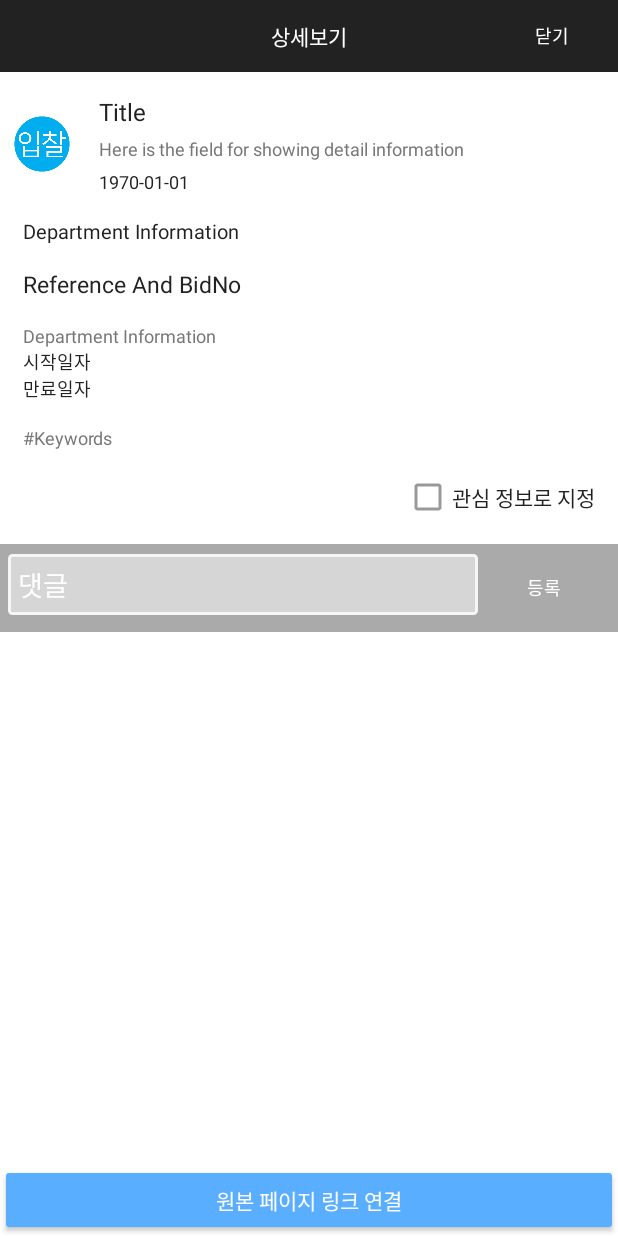
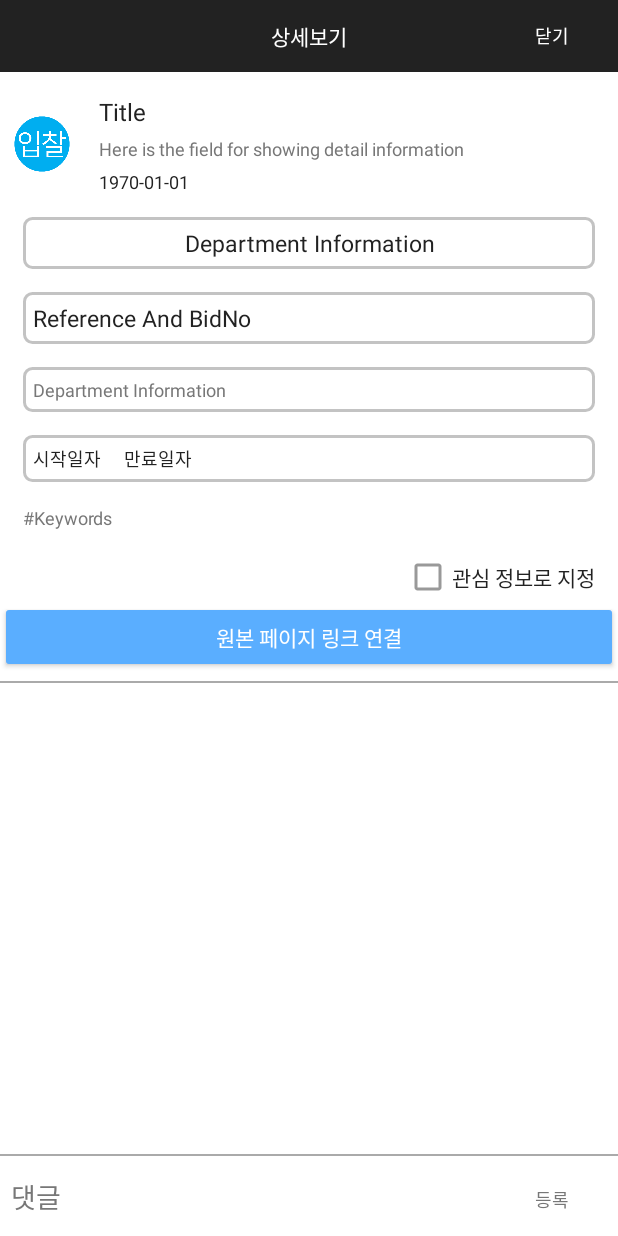
Before and after one commit to yjham2002/BidInfo, an Android app: the DetailActivity screen opened directly, with no data from a screen before it, on a phone screen of 412 x 824 dp. Run offline under Robolectric (Android 15) with nearby library versions, the phone set to English and light mode, and no system bars; 2 statements that could not run were skipped.

Commit message:
NestedScrollView added on Detail Page

```diff
--- a/app/src/main/java/com/dgu/lelab/bid/bidinfo/LoginActivity.java
+++ b/app/src/main/java/com/dgu/lelab/bid/bidinfo/LoginActivity.java
@@ -56,7 +56,7 @@ public class LoginActivity extends AppCompatActivity implements View.OnClickList
         _signup = (Button)findViewById(R.id.bt_signup_ent);
         _login.setOnClickListener(this);
         _signup.setOnClickListener(this);
-        startActivity(new Intent(this, ExpireActivity.class));
+
     }
 
 }
--- /dev/null
+++ b/app/src/main/res/drawable/bg_textview.xml
@@ -0,0 +1,13 @@
+<?xml version="1.0" encoding="utf-8"?>
+<shape xmlns:android="http://schemas.android.com/apk/res/android" >
+    <solid android:color="#FFFFFF" />
+    <stroke
+        android:width="2dip"
+        android:color="#C3C3C3" />
+    <corners android:radius="5dip" />
+    <padding
+        android:bottom="7dip"
+        android:left="7dip"
+        android:right="7dip"
+        android:top="7dip" />
+</shape>
--- a/app/src/main/res/layout/activity_detail.xml
+++ b/app/src/main/res/layout/activity_detail.xml
@@ -7,42 +7,74 @@
     android:orientation="horizontal"
     tools:context="com.dgu.lelab.bid.bidinfo.DetailActivity">
 
+
+    <LinearLayout
+        android:id="@+id/footer"
+        android:layout_width="match_parent"
+        android:layout_height="wrap_content"
+        android:layout_alignParentBottom="true"
+        android:layout_alignParentLeft="true"
+        android:layout_alignParentStart="true"
+        android:layout_alignParentRight="true"
+        android:layout_alignParentEnd="true"
+        android:orientation="vertical">
+
+        <LinearLayout
+            android:layout_width="match_parent"
+            android:background="@color/white"
+            android:orientation="vertical"
+            android:layout_height="wrap_content">
+            <View android:layout_width="match_parent"
+                android:layout_marginBottom="5dp"
+                android:background="@color/transparent_gray"
+                android:layout_height="1dp"/>
             <LinearLayout
                 android:layout_width="match_parent"
                 android:layout_height="wrap_content"
-        android:layout_alignParentTop="true"
+                android:orientation="horizontal">
+                <EditText
+                    android:layout_width="wrap_content"
+                    android:layout_weight="12"
+                    android:layout_height="wrap_content"
+                    android:layout_marginLeft="7dp"
+                    android:background="@color/white"
+                    android:textColor="@color/monsoon"
+                    android:hint="댓글"
+                    android:textColorHint="@color/monsoon"
+                    android:singleLine="true"
+                    android:id="@+id/detail_comment" />
+                <android.support.v7.widget.AppCompatButton
+                    style="@style/Widget.AppCompat.Button.Borderless"
+                    android:id="@+id/detail_submit"
+                    android:layout_weight="0"
+                    android:layout_width="wrap_content"
+                    android:layout_height="wrap_content"
+                    android:textColor="@color/monsoon"
+                    android:textSize="@dimen/default_text"
+                    android:text="등록"
+                    />
+            </LinearLayout>
+
+        </LinearLayout>
+    </LinearLayout>
+
+
+    <android.support.v4.widget.NestedScrollView
+        android:layout_width="match_parent"
+        android:layout_height="match_parent"
+        android:layout_below="@+id/frameLayout"
+        android:layout_above="@+id/footer" >
+
+        <LinearLayout
+            android:layout_width="match_parent"
+            android:layout_height="wrap_content"
             android:layout_alignParentLeft="true"
             android:layout_alignParentStart="true"
             android:layout_alignParentRight="true"
             android:layout_alignParentEnd="true"
             android:orientation="vertical"
-        android:id="@+id/linearLayout2">
-        <FrameLayout
-            android:layout_width="match_parent"
-            android:layout_height="wrap_content"
-            android:background="@color/colorPrimaryDark"
-            android:id="@+id/frameLayout">
-
-            <android.support.v7.widget.AppCompatButton
-                style="@style/Widget.AppCompat.Button.Borderless"
-                android:id="@+id/bt_exit"
-                android:layout_gravity="right"
-                android:layout_width="wrap_content"
-                android:layout_height="wrap_content"
-                android:textColor="@color/white"
-                android:textSize="@dimen/default_text"
-                android:text="닫기"
-                />
-
-            <TextView
-                android:layout_width="wrap_content"
-                android:layout_height="wrap_content"
-                android:text="상세보기"
-                android:id="@+id/titleText"
-                android:layout_gravity="center"
-                android:textColor="@color/white" />
-
-        </FrameLayout>
+            android:id="@+id/linearLayout2"
+            android:layout_below="@+id/frameLayout">
 
             <LinearLayout
                 android:layout_width="match_parent"
@@ -104,36 +136,51 @@
 
             </LinearLayout>
             <TextView
-            android:layout_width="wrap_content"
+                android:layout_width="match_parent"
+                android:gravity="center_horizontal"
+                android:background="@drawable/bg_textview"
                 android:layout_height="wrap_content"
                 android:layout_marginLeft="@dimen/default_margin"
+                android:layout_marginRight="@dimen/default_margin"
                 android:text="Department Information"
                 android:id="@+id/Dept"
                 android:textColor="@color/jet"
-            android:textSize="13dp" />
+                android:textSize="15dp" />
 
             <TextView
-            android:layout_width="wrap_content"
+                android:layout_width="match_parent"
                 android:layout_height="wrap_content"
                 android:layout_margin="@dimen/default_margin"
+                android:background="@drawable/bg_textview"
                 android:text="Reference And BidNo"
                 android:id="@+id/Refer"
                 android:textColor="@color/jet"
                 android:textSize="15dp" />
 
             <TextView
-            android:layout_width="wrap_content"
+                android:layout_width="match_parent"
                 android:layout_height="wrap_content"
                 android:layout_marginLeft="@dimen/default_margin"
+                android:layout_marginRight="@dimen/default_margin"
+                android:layout_marginBottom="@dimen/default_margin"
                 android:text="Department Information"
                 android:id="@+id/Charge"
+                android:background="@drawable/bg_textview"
                 android:textColor="@color/monsoon"
                 android:textSize="12dp" />
 
+            <LinearLayout
+                android:layout_width="match_parent"
+                android:layout_height="wrap_content"
+                android:orientation="horizontal"
+                android:background="@drawable/bg_textview"
+                android:layout_marginLeft="@dimen/default_margin"
+                android:layout_marginRight="@dimen/default_margin"
+
+                >
                 <TextView
                     android:layout_width="wrap_content"
                     android:layout_height="wrap_content"
-            android:layout_marginLeft="@dimen/default_margin"
                     android:text="시작일자"
                     android:id="@+id/Bstart"
                     android:textColor="@color/jet"
@@ -146,6 +193,8 @@
                     android:id="@+id/Bexpire"
                     android:textColor="@color/jet"
                     android:textSize="@dimen/default_text" />
+
+            </LinearLayout>
 
             <TextView
                 android:layout_width="wrap_content"
@@ -167,38 +216,6 @@
                 android:text="관심 정보로 지정"
                 android:textColor="@color/jet"
                 />
-        <LinearLayout
-            android:layout_marginTop="@dimen/default_margin"
-            android:layout_width="match_parent"
-            android:background="@color/transparent_gray"
-            android:orientation="horizontal"
-            android:padding="@dimen/week_padding"
-            android:layout_height="wrap_content">
-            <EditText
-                android:layout_width="wrap_content"
-                android:layout_weight="12"
-                android:layout_height="wrap_content"
-                android:textColor="@color/monsoon"
-                android:hint="댓글"
-                android:background="@drawable/bg_edittext"
-                android:singleLine="true"
-                android:id="@+id/detail_comment" />
-            <android.support.v7.widget.AppCompatButton
-                style="@style/Widget.AppCompat.Button.Borderless"
-                android:id="@+id/detail_submit"
-                android:layout_weight="0"
-                android:layout_width="wrap_content"
-                android:layout_height="wrap_content"
-                android:textColor="@color/white"
-                android:textSize="@dimen/default_text"
-                android:text="등록"
-                />
-        </LinearLayout>
-
-    </LinearLayout>
-
-
-
             <android.support.v7.widget.AppCompatButton
                 android:theme="@style/BlueButton"
                 android:id="@+id/redirect"
@@ -207,20 +224,48 @@
                 android:textColor="@color/white"
                 android:text="원본 페이지 링크 연결"
                 android:layout_gravity="center_horizontal|bottom"
-        android:layout_alignParentBottom="true"
-        android:layout_alignParentLeft="true"
-        android:layout_alignParentStart="true"
-        android:layout_alignParentRight="true"
-        android:layout_alignParentEnd="true" />
-
+                />
+            <View android:layout_width="match_parent"
+                android:layout_marginBottom="5dp"
+                android:layout_marginTop="5dp"
+                android:background="@color/transparent_gray"
+                android:layout_height="1dp"/>
             <android.support.v7.widget.RecyclerView
-        android:layout_above="@+id/redirect"
-        android:layout_alignParentRight="true"
-        android:layout_alignParentEnd="true"
-        android:layout_alignParentLeft="true"
-        android:layout_alignParentStart="true"
                 android:id="@+id/recyclerView"
                 android:layout_width="match_parent"
                 android:layout_height="match_parent"
                 android:layout_below="@+id/linearLayout2" />
+
+        </LinearLayout>
+    </android.support.v4.widget.NestedScrollView>
+
+    <FrameLayout
+        android:layout_width="match_parent"
+        android:layout_height="wrap_content"
+        android:background="@color/colorPrimaryDark"
+        android:id="@+id/frameLayout"
+        android:layout_alignParentTop="true"
+        android:layout_alignParentLeft="true"
+        android:layout_alignParentStart="true">
+
+        <android.support.v7.widget.AppCompatButton
+            style="@style/Widget.AppCompat.Button.Borderless"
+            android:id="@+id/bt_exit"
+            android:layout_gravity="right"
+            android:layout_width="wrap_content"
+            android:layout_height="wrap_content"
+            android:textColor="@color/white"
+            android:textSize="@dimen/default_text"
+            android:text="닫기"
+            />
+
+        <TextView
+            android:layout_width="wrap_content"
+            android:layout_height="wrap_content"
+            android:text="상세보기"
+            android:id="@+id/titleText"
+            android:layout_gravity="center"
+            android:textColor="@color/white" />
+
+    </FrameLayout>
 </RelativeLayout>
--- a/app/src/main/res/layout/listview_bid.xml
+++ b/app/src/main/res/layout/listview_bid.xml
@@ -4,14 +4,13 @@
     android:id="@+id/cardview"
     android:layout_width="match_parent"
     android:layout_height="wrap_content"
-    android:layout_margin="5dp"
-    card_view:cardCornerRadius="5dp"
+    android:layout_margin="4dp"
+    card_view:cardCornerRadius="4dp"
     >
     <LinearLayout
         android:layout_width="match_parent"
         android:layout_height="wrap_content"
         android:orientation="horizontal"
-        android:padding="5dp"
         >
 
         <ImageView
```
Also changed, not shown: app/src/main/java/com/dgu/lelab/bid/bidinfo/CommentAdapter.java (+7 -2 lines), app/src/main/java/com/dgu/lelab/bid/bidinfo/LoginFormActivity.java (+23 -1 lines), app/src/main/java/com/dgu/lelab/bid/bidinfo/PrivateActivity.java (+42 -0 lines), app/src/main/res/layout/listview_comment.xml (+19 -15 lines). Lines whose indentation alone changed are shown as unchanged.
